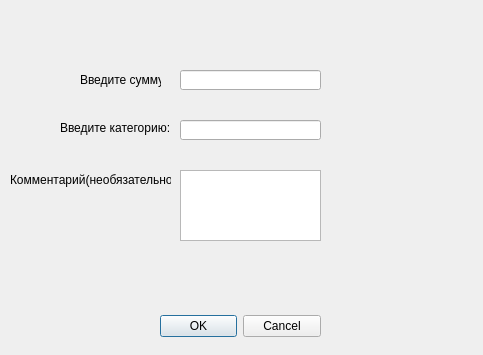
Before: the Qt Designer form styles/add_post_design.ui in NickBogat/appNote, drawn with Qt 5.
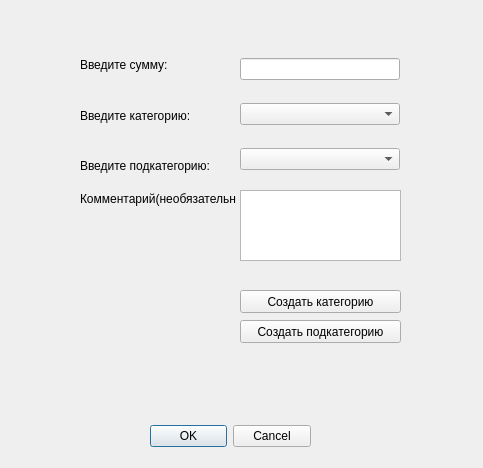
After: the same form once the commit is applied.

Commit message: added categories and subcategories to exp and rev, also changed design

The edit to the form file:
```diff
--- a/styles/add_post_design.ui
+++ b/styles/add_post_design.ui
@@ -7,7 +7,7 @@
     <x>0</x>
     <y>0</y>
     <width>483</width>
-    <height>355</height>
+    <height>468</height>
    </rect>
   </property>
   <property name="windowTitle">
@@ -16,8 +16,8 @@
   <widget class="QDialogButtonBox" name="buttonBox">
    <property name="geometry">
     <rect>
-     <x>160</x>
-     <y>310</y>
+     <x>150</x>
+     <y>420</y>
      <width>161</width>
      <height>32</height>
     </rect>
@@ -29,59 +29,73 @@
     <set>QDialogButtonBox::Cancel|QDialogButtonBox::Ok</set>
    </property>
   </widget>
-  <widget class="QLineEdit" name="amountLine">
-   <property name="geometry">
-    <rect>
-     <x>180</x>
-     <y>70</y>
-     <width>141</width>
-     <height>20</height>
-    </rect>
-   </property>
-  </widget>
-  <widget class="QLineEdit" name="categoryLine">
-   <property name="geometry">
-    <rect>
-     <x>180</x>
-     <y>120</y>
-     <width>141</width>
-     <height>20</height>
-    </rect>
-   </property>
-  </widget>
-  <widget class="QLabel" name="label">
+  <widget class="QWidget" name="verticalLayoutWidget">
    <property name="geometry">
     <rect>
      <x>80</x>
-     <y>70</y>
-     <width>81</width>
-     <height>20</height>
+     <y>50</y>
+     <width>131</width>
+     <height>131</height>
     </rect>
    </property>
-   <property name="text">
-    <string>Введите сумму:</string>
-   </property>
+   <layout class="QVBoxLayout" name="verticalLayout">
+    <property name="spacing">
+     <number>20</number>
+    </property>
+    <item>
+     <widget class="QLabel" name="label">
+      <property name="text">
+       <string>Введите сумму:</string>
+      </property>
+     </widget>
+    </item>
+    <item>
+     <widget class="QLabel" name="label_2">
+      <property name="text">
+       <string>Введите категорию:</string>
+      </property>
+     </widget>
+    </item>
+    <item>
+     <widget class="QLabel" name="label_4">
+      <property name="text">
+       <string>Введите подкатегорию:</string>
+      </property>
+     </widget>
+    </item>
+   </layout>
   </widget>
-  <widget class="QLabel" name="label_2">
+  <widget class="QWidget" name="verticalLayoutWidget_2">
    <property name="geometry">
     <rect>
-     <x>60</x>
-     <y>120</y>
-     <width>111</width>
-     <height>16</height>
+     <x>240</x>
+     <y>50</y>
+     <width>160</width>
+     <height>131</height>
     </rect>
    </property>
-   <property name="text">
-    <string>Введите категорию:</string>
-   </property>
+   <layout class="QVBoxLayout" name="verticalLayout_2">
+    <property name="spacing">
+     <number>15</number>
+    </property>
+    <item>
+     <widget class="QLineEdit" name="amountLine"/>
+    </item>
+    <item>
+     <widget class="QComboBox" name="categoryBox"/>
+    </item>
+    <item>
+     <widget class="QComboBox" name="subCategoryBox"/>
+    </item>
+   </layout>
   </widget>
   <widget class="QLabel" name="label_3">
    <property name="geometry">
     <rect>
-     <x>10</x>
-     <y>170</y>
-     <width>161</width>
-     <height>20</height>
+     <x>80</x>
+     <y>190</y>
+     <width>156</width>
+     <height>17</height>
     </rect>
    </property>
    <property name="text">
@@ -91,13 +105,39 @@
   <widget class="QTextEdit" name="commentText">
    <property name="geometry">
     <rect>
-     <x>180</x>
-     <y>170</y>
-     <width>141</width>
+     <x>240</x>
+     <y>190</y>
+     <width>161</width>
      <height>71</height>
     </rect>
    </property>
   </widget>
+  <widget class="QPushButton" name="createCategoryButton">
+   <property name="geometry">
+    <rect>
+     <x>240</x>
+     <y>290</y>
+     <width>161</width>
+     <height>23</height>
+    </rect>
+   </property>
+   <property name="text">
+    <string>Создать категорию</string>
+   </property>
+  </widget>
+  <widget class="QPushButton" name="createSubCategoryButton">
+   <property name="geometry">
+    <rect>
+     <x>240</x>
+     <y>320</y>
+     <width>161</width>
+     <height>23</height>
+    </rect>
+   </property>
+   <property name="text">
+    <string>Создать подкатегорию</string>
+   </property>
+  </widget>
  </widget>
  <resources/>
  <connections>
```
The commit also changes 13 other files.
